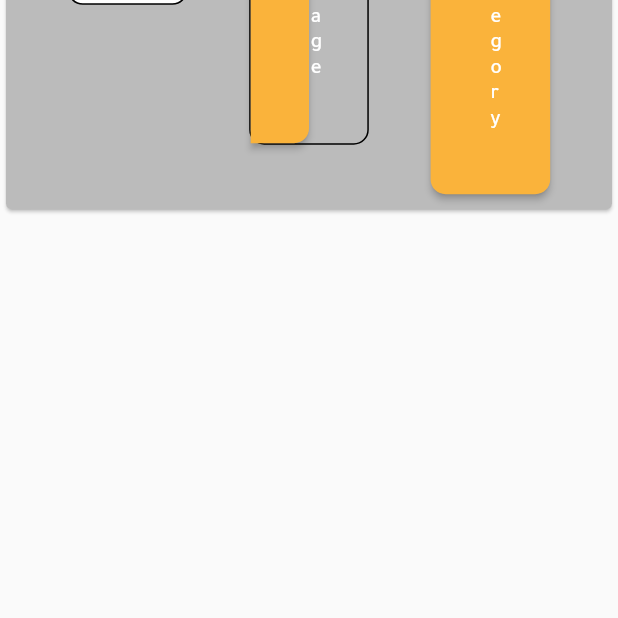
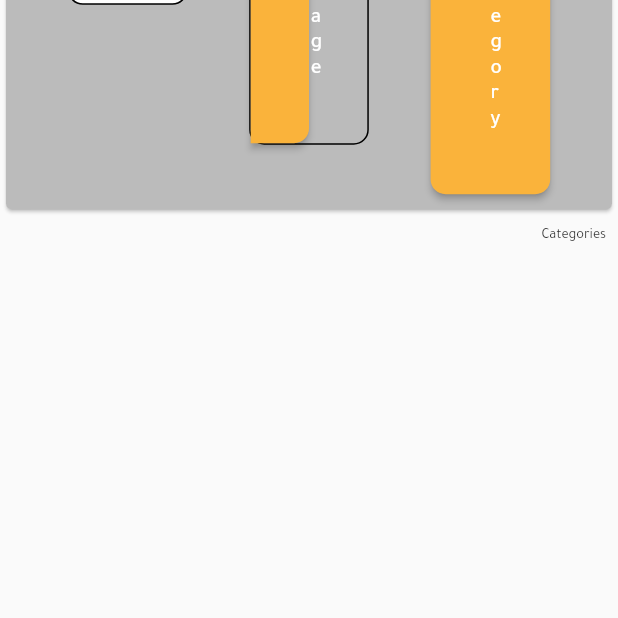
Before and after one commit to Neotin695/landk_admin_web, a Flutter app: the CategoryView screen opened directly, on a phone screen of 412 x 824 dp, the part 618-1236 px from its top. Run offline on Flutter 3.47's test engine with Material 2 defaults, Android fonts, the phone set to English and light mode, and no system bars; our stand-ins replace bloc, cached_network_image, cloud_firestore, dartz, equatable, firebase_auth and 8 more; missing offline and left inert: firebase_auth_web, firebase_core_web, flow_builder; accounts and stored records are empty; generated files the repository leaves out were written again; statements that could not run were skipped.

Commit message:
fix fetch data banner and categories

```diff
--- a/lib/admin_panel_web/auth/views/auth_view.dart
+++ b/lib/admin_panel_web/auth/views/auth_view.dart
@@ -89,7 +89,10 @@ class _SignInBtn extends StatelessWidget {
             backgroundColor: MaterialStateProperty.all(organge),
           ),
           child: state.status == FormzSubmissionStatus.inProgress
-              ? const Center(child: CircularProgressIndicator())
+              ? SizedBox(
+                  width: 5.w,
+                  height: 5.h,
+                  child: const Center(child: CircularProgressIndicator()))
               : Text(
                   AppLocalizations.of(context)!.signIn,
                   style: btnFont,
--- a/lib/admin_panel_web/banner/bloc/banner_state.dart
+++ b/lib/admin_panel_web/banner/bloc/banner_state.dart
@@ -1,7 +1,16 @@
 // ignore_for_file: public_member_api_docs, sort_constructors_first
 part of 'banner_bloc.dart';
 
-enum BannerStatus { loading, success, failure, initial }
+enum BannerStatus {
+  loading,
+  success,
+  failure,
+  initial,
+  pickLoading,
+  loadingData,
+  loadedData,
+  pickSuccess
+}
 
 class BannerState extends Equatable {
   final BannerStatus status;
--- a/lib/admin_panel_web/category/bloc/category_bloc.dart
+++ b/lib/admin_panel_web/category/bloc/category_bloc.dart
@@ -26,19 +26,17 @@ class CategoryBloc extends Bloc<CategoryEvent, CategoryState>
 
   final CategoryRepository categoryRepository;
   late final StreamSubscription<List<Category>> _streamSubscription;
-  List<Category> categorys = [];
+  List<Category> categories = [];
   final TextEditingController name = TextEditingController();
 
   Uint8List? imageUrl;
-  String imageName = '';
 
   FutureOr<void> _pickImage(event, emit) async {
-    emit(const CategoryState(status: CategoryStatus.loading));
+    emit(const CategoryState(status: CategoryStatus.pickLoading));
     final result = await pickSingleImage(ImageSource.gallery);
-    // print(result!.length);
     if (result != null) {
       imageUrl = result;
-      emit(const CategoryState(status: CategoryStatus.success));
+      emit(const CategoryState(status: CategoryStatus.pickSuccess));
     }
   }
 
@@ -58,22 +56,31 @@ class CategoryBloc extends Bloc<CategoryEvent, CategoryState>
     emit(const CategoryState(status: CategoryStatus.loading));
     if (name.text.isNotEmpty) {
       if (imageUrl != null) {
-        await categoryRepository.insertCategory(imageUrl!, name.text).then(
-            (value) =>
-                emit(const CategoryState(status: CategoryStatus.success)));
+        await categoryRepository
+            .insertCategory(imageUrl!, name.text)
+            .then((value) {
+          imageUrl = null;
+
+          name.clear();
+          emit(const CategoryState(status: CategoryStatus.pickLoading));
+          emit(const CategoryState(status: CategoryStatus.success));
+        });
       } else {
         emit(const CategoryState(status: CategoryStatus.failure));
       }
     } else {
       emit(const CategoryState(status: CategoryStatus.failure));
     }
+      emit(const CategoryState(status: CategoryStatus.loadedData));
   }
 
   FutureOr<void> _fetchAllCategorys(_FethcAllCategory event, emit) {
-    // emit(const CategoryState(status: CategoryStatus.loading));
-    categorys = event.categories;
-    // if (categorys.isNotEmpty) {
-    //   emit(const CategoryState(status: CategoryStatus.success));
-    // }
+    emit(const CategoryState(status: CategoryStatus.loadingData));
+    categories = event.categories;
+    if (categories.isNotEmpty) {
+      emit(const CategoryState(status: CategoryStatus.loadedData));
+    }else{
+       emit(const CategoryState(status: CategoryStatus.initial));
+    }
   }
 }
--- a/lib/admin_panel_web/category/bloc/category_state.dart
+++ b/lib/admin_panel_web/category/bloc/category_state.dart
@@ -1,7 +1,16 @@
 // ignore_for_file: public_member_api_docs, sort_constructors_first
 part of 'category_bloc.dart';
 
-enum CategoryStatus { loading, success, failure, initial }
+enum CategoryStatus {
+  loading,
+  success,
+  failure,
+  initial,
+  pickLoading,
+  pickSuccess,
+  loadingData,
+  loadedData,
+}
 
 class CategoryState extends Equatable {
   final CategoryStatus status;
@@ -9,6 +18,6 @@ class CategoryState extends Equatable {
     required this.status,
   });
 
-@override
-List<Object?> get props => [status];
+  @override
+  List<Object?> get props => [status];
 }
--- a/lib/admin_panel_web/category/view/category_view.dart
+++ b/lib/admin_panel_web/category/view/category_view.dart
@@ -1,6 +1,7 @@
 import 'package:admin_panel_web/core/theme/colors/landk_colors.dart';
 import 'package:admin_panel_web/core/theme/fonts/landk_fonts.dart';
 import 'package:admin_panel_web/core/tools/tools_widget.dart';
+import 'package:cached_network_image/cached_network_image.dart';
 import 'package:flutter/material.dart';
 import 'package:flutter_bloc/flutter_bloc.dart';
 import '../../../core/language/lang.dart';
@@ -40,11 +41,57 @@ class CategoryView extends StatelessWidget {
                 ],
               ),
             ),
+          ),
+          Padding(
+            padding: const EdgeInsets.all(8.0),
+            child: Align(
+              alignment: Alignment.topRight,
+              child: Text(
+                AppLocalizations.of(context)!.categories,
+                style: h5,
+              ),
+            ),
+          ),
+          BlocBuilder<CategoryBloc, CategoryState>(
+            builder: (context, state) {
+              if (state.status == CategoryStatus.loadedData) {
+                return Expanded(
+                  child: GridView.count(
+                    crossAxisCount: 4,
+                    mainAxisSpacing: 10,
+                    crossAxisSpacing: 10,
+                    children: context.read<CategoryBloc>().categories.map((e) {
+                      return Column(
+                        children: [
+                          CachedNetworkImage(
+                            imageUrl: e.imageUrl,
+                            placeholder: (context, url) => loadingWidget(),
+                          ),
+                          vSpace(1),
+                          Text(
+                            e.name,
+                            style: h6!.copyWith(
+                              fontSize: 5.sp,
+                            ),
+                          ),
+                        ],
+                      );
+                    }).toList(),
+                  ),
+                );
+              } else if (state.status == CategoryStatus.loadingData) {
+                return loadingWidget();
+              } else {
+                return empty();
+              }
+            },
           )
         ],
       ),
     );
   }
+
+
 }
 
 class _Actions extends StatelessWidget {
@@ -78,7 +125,9 @@ class _Actions extends StatelessWidget {
         Expanded(child: _UploadImage()),
         hSpace(5),
         Expanded(
-          child: ElevatedButton(
+          child: BlocBuilder<CategoryBloc, CategoryState>(
+            builder: (context, state) {
+              return ElevatedButton(
                 onPressed: () {
                   context.read<CategoryBloc>().add(InsertCategory());
                 },
@@ -89,7 +138,11 @@ class _Actions extends StatelessWidget {
                     borderRadius: BorderRadius.circular(10),
                   ),
                 ),
-            child: Text(AppLocalizations.of(context)!.saveNewCategory),
+                child: state.status == CategoryStatus.loading
+                    ? loadingWidget()
+                    : Text(AppLocalizations.of(context)!.saveNewCategory),
+              );
+            },
           ),
         ),
         hSpace(5),
@@ -128,7 +181,7 @@ class _UploadImage extends StatelessWidget {
           Expanded(
             child: BlocBuilder<CategoryBloc, CategoryState>(
               builder: (context, state) {
-                if (state.status == CategoryStatus.success) {
+                if (state.status == CategoryStatus.pickSuccess) {
                   return Container(
                     padding: const EdgeInsets.all(32),
                     decoration: BoxDecoration(
@@ -137,9 +190,7 @@ class _UploadImage extends StatelessWidget {
                           topLeft: Radius.circular(10),
                           bottomLeft: Radius.circular(10)),
                     ),
-                    child: Expanded(
-                        child: Image.memory(
-                            context.read<CategoryBloc>().imageUrl!)),
+                    child: Image.memory(context.read<CategoryBloc>().imageUrl!),
                   );
                 }
                 return Container(
@@ -154,7 +205,7 @@ class _UploadImage extends StatelessWidget {
                 );
               },
             ),
-          )
+          ),
         ],
       ),
     );
--- a/lib/admin_panel_web/home/views/home_page.dart
+++ b/lib/admin_panel_web/home/views/home_page.dart
@@ -108,9 +108,7 @@ class _SideBar extends StatelessWidget {
             ),
             ListTile(
               onTap: () => _controller.update((state) => HomeState.products),
-              leading: SvgPicture.asset(
-                iProduct,
-              ),
+              leading: SvgPicture.asset(iProduct),
               title: Text(AppLocalizations.of(context)!.product),
             ),
             ListTile(
--- a/lib/core/services/image_picker/image_picker_mixin.dart
+++ b/lib/core/services/image_picker/image_picker_mixin.dart
@@ -15,10 +15,11 @@ mixin PickMediaMixin {
       }
     } on PlatformException catch (err) {
       print(err);
+      return null;
     } catch (e) {
       print(e);
+      return null;
     }
-    return null;
   }
 
   Future<List<Uint8List>?> pickMultiImage() async {
```
Also changed, not shown: lib/admin_panel_web/banner/bloc/banner_bloc.dart (+21 -8 lines), lib/admin_panel_web/banner/repository/src/banner_repository.dart (+13 -5 lines), lib/admin_panel_web/banner/view/banner_view.dart (+52 -9 lines), lib/admin_panel_web/manage_user/view/manage_user_page.dart (+9 -7 lines), lib/core/tools/tools_widget.dart (+9 -0 lines), 1 other file. Lines whose indentation alone changed are shown as unchanged.
